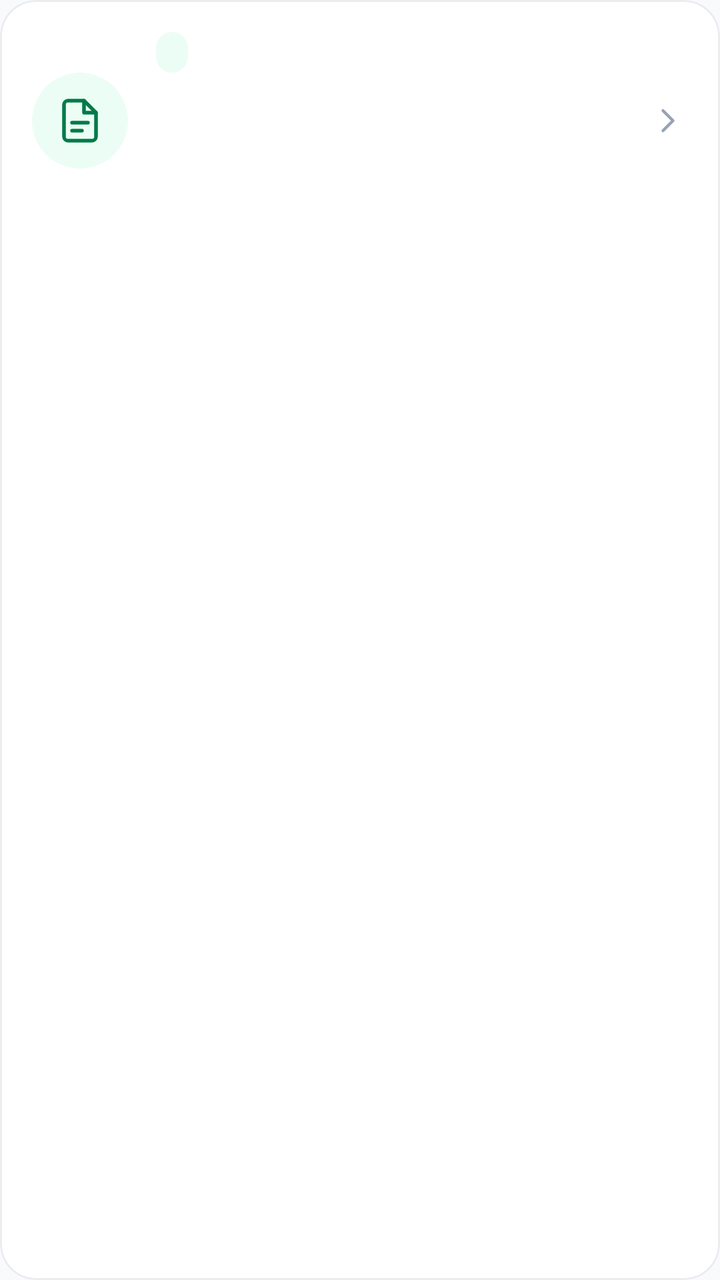
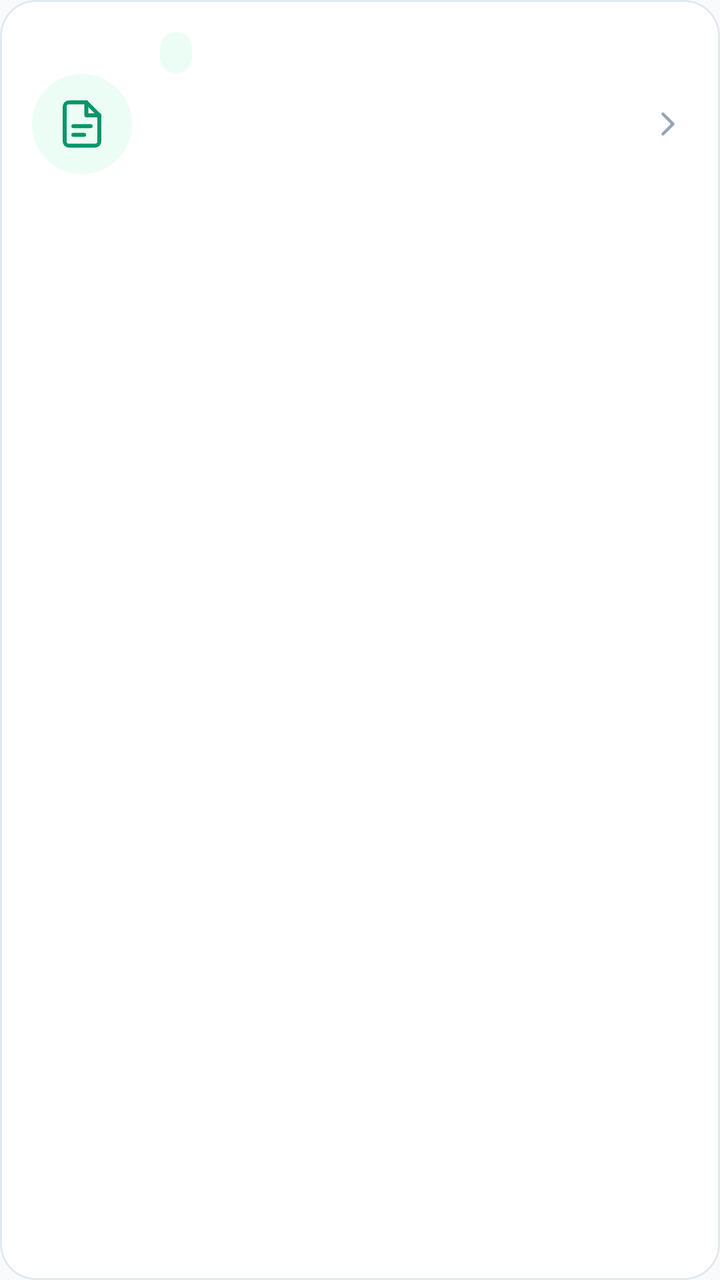

Compare the two renders of this Android layout. The source of the first and the diff that turns it into the second are given below.
<!-- AndroidManifest.xml: application theme Theme.CivicLens -->
<!-- res/layout/item_service.xml -->
<?xml version="1.0" encoding="utf-8"?>
<com.google.android.material.card.MaterialCardView
    xmlns:android="http://schemas.android.com/apk/res/android"
    xmlns:app="http://schemas.android.com/apk/res-auto"
    android:layout_width="match_parent"
    android:layout_height="wrap_content"
    android:layout_marginBottom="12dp"
    android:clickable="true"
    android:focusable="true"
    app:cardCornerRadius="18dp"
    app:cardElevation="0dp"
    app:strokeColor="@color/stroke"
    app:strokeWidth="1dp">

    <androidx.constraintlayout.widget.ConstraintLayout
        android:layout_width="match_parent"
        android:layout_height="wrap_content"
        android:padding="16dp">

        <ImageView
            android:id="@+id/iconImage"
            android:layout_width="48dp"
            android:layout_height="48dp"
            android:background="@drawable/bg_icon_circle"
            android:contentDescription="@null"
            android:padding="12dp"
            android:src="@drawable/ic_doc"
            android:tint="@color/green"
            app:layout_constraintStart_toStartOf="parent"
            app:layout_constraintTop_toTopOf="parent"
            app:layout_constraintBottom_toBottomOf="parent" />

        <LinearLayout
            android:layout_width="0dp"
            android:layout_height="wrap_content"
            android:layout_marginStart="14dp"
            android:layout_marginEnd="8dp"
            android:orientation="vertical"
            app:layout_constraintStart_toEndOf="@id/iconImage"
            app:layout_constraintEnd_toStartOf="@id/chevronImage"
            app:layout_constraintTop_toTopOf="parent"
            app:layout_constraintBottom_toBottomOf="parent">

            <TextView
                android:id="@+id/serviceCategory"
                android:layout_width="wrap_content"
                android:layout_height="wrap_content"
                android:background="@drawable/bg_chip"
                android:paddingStart="8dp"
                android:paddingEnd="8dp"
                android:paddingTop="2dp"
                android:paddingBottom="2dp"
                android:textColor="@color/green"
                android:textSize="12sp"
                android:textStyle="bold" />

            <TextView
                android:id="@+id/serviceName"
                android:layout_width="match_parent"
                android:layout_height="wrap_content"
                android:layout_marginTop="6dp"
                android:textColor="@color/navy"
                android:textSize="16sp"
                android:textStyle="bold" />

            <TextView
                android:id="@+id/serviceAuthority"
                android:layout_width="match_parent"
                android:layout_height="wrap_content"
                android:layout_marginTop="4dp"
                android:textColor="@color/text_secondary"
                android:textSize="13sp" />

            <TextView
                android:id="@+id/serviceTrustTag"
                android:layout_width="wrap_content"
                android:layout_height="wrap_content"
                android:layout_marginTop="4dp"
                android:textSize="11sp"
                android:textStyle="bold" />
        </LinearLayout>

        <ImageView
            android:id="@+id/chevronImage"
            android:layout_width="20dp"
            android:layout_height="20dp"
            android:contentDescription="@null"
            android:src="@drawable/ic_chevron"
            android:tint="@color/text_hint"
            app:layout_constraintEnd_toEndOf="parent"
            app:layout_constraintTop_toTopOf="parent"
            app:layout_constraintBottom_toBottomOf="parent" />
    </androidx.constraintlayout.widget.ConstraintLayout>
</com.google.android.material.card.MaterialCardView>
<!-- resources referenced by this layout -->
<resources>
  <color name="green">#027A48</color>
  <color name="navy">#101828</color>
  <color name="stroke">#EAECF0</color>
  <color name="text_hint">#98A2B3</color>
  <color name="text_secondary">#475467</color>
  <!-- drawable bg_chip (drawable) -->
  <?xml version="1.0" encoding="utf-8"?>
  <shape xmlns:android="http://schemas.android.com/apk/res/android"
      android:shape="rectangle">
      <solid android:color="@color/green_light" />
      <corners android:radius="10dp" />
  </shape>
  <!-- drawable bg_icon_circle (drawable) -->
  <?xml version="1.0" encoding="utf-8"?>
  <shape xmlns:android="http://schemas.android.com/apk/res/android"
      android:shape="oval">
      <solid android:color="@color/green_light" />
  </shape>
  <!-- drawable ic_chevron (drawable) -->
  <?xml version="1.0" encoding="utf-8"?>
  <vector xmlns:android="http://schemas.android.com/apk/res/android"
      android:width="24dp"
      android:height="24dp"
      android:viewportWidth="24"
      android:viewportHeight="24">
      <path
          android:fillColor="#00000000"
          android:pathData="M9,18l6,-6 -6,-6"
          android:strokeColor="#FF000000"
          android:strokeWidth="1.8"
          android:strokeLineCap="round"
          android:strokeLineJoin="round" />
  </vector>
  <!-- drawable ic_doc (drawable) -->
  <?xml version="1.0" encoding="utf-8"?>
  <vector xmlns:android="http://schemas.android.com/apk/res/android"
      android:width="24dp"
      android:height="24dp"
      android:viewportWidth="24"
      android:viewportHeight="24">
      <path
          android:fillColor="#00000000"
          android:pathData="M14,2H6a2,2 0 0 0 -2,2v16a2,2 0 0 0 2,2h12a2,2 0 0 0 2,-2V8z"
          android:strokeColor="#FF000000"
          android:strokeWidth="1.8"
          android:strokeLineCap="round"
          android:strokeLineJoin="round" />
      <path
          android:fillColor="#00000000"
          android:pathData="M14,2v6h6"
          android:strokeColor="#FF000000"
          android:strokeWidth="1.8"
          android:strokeLineCap="round"
          android:strokeLineJoin="round" />
      <path
          android:fillColor="#00000000"
          android:pathData="M8,13h8"
          android:strokeColor="#FF000000"
          android:strokeWidth="1.8"
          android:strokeLineCap="round"
          android:strokeLineJoin="round" />
      <path
          android:fillColor="#00000000"
          android:pathData="M8,17h5"
          android:strokeColor="#FF000000"
          android:strokeWidth="1.8"
          android:strokeLineCap="round"
          android:strokeLineJoin="round" />
  </vector>
  <style name="Theme.CivicLens" parent="Theme.Material3.Light.NoActionBar">
          <item name="colorPrimary">@color/navy</item>
          <item name="colorOnPrimary">@color/white</item>
          <item name="colorSecondary">@color/green</item>
          <item name="colorOnSecondary">@color/white</item>
          <item name="colorSecondaryContainer">@color/green_light</item>
          <item name="colorOnSecondaryContainer">@color/green</item>
          <item name="colorTertiary">@color/gold</item>
          <item name="colorSurface">@color/white</item>
          <item name="colorOutline">@color/stroke</item>
          <item name="android:windowBackground">@color/surface</item>
          <item name="android:statusBarColor">@color/navy_dark</item>
          <item name="android:navigationBarColor">@color/white</item>
          <item name="android:windowLightStatusBar">false</item>
      </style>
  <color name="green_light">#ECFDF5</color>
  <color name="white">#FFFFFF</color>
  <color name="gold">#F59E0B</color>
  <color name="surface">#F8FAFC</color>
  <color name="navy_dark">#0F172A</color>
</resources>

<!-- the commit's change to res/layout/item_service.xml (unified diff, before → after) -->
@@ -4,7 +4,7 @@
     xmlns:app="http://schemas.android.com/apk/res-auto"
     android:layout_width="match_parent"
     android:layout_height="wrap_content"
-    android:layout_marginBottom="12dp"
+    android:layout_marginBottom="14dp"
     android:clickable="true"
     android:focusable="true"
     app:cardCornerRadius="18dp"
@@ -19,8 +19,8 @@
 
         <ImageView
             android:id="@+id/iconImage"
-            android:layout_width="48dp"
-            android:layout_height="48dp"
+            android:layout_width="50dp"
+            android:layout_height="50dp"
             android:background="@drawable/bg_icon_circle"
             android:contentDescription="@null"
             android:padding="12dp"
@@ -48,10 +48,10 @@
                 android:background="@drawable/bg_chip"
                 android:paddingStart="8dp"
                 android:paddingEnd="8dp"
-                android:paddingTop="2dp"
-                android:paddingBottom="2dp"
+                android:paddingTop="3dp"
+                android:paddingBottom="3dp"
                 android:textColor="@color/green"
-                android:textSize="12sp"
+                android:textSize="11sp"
                 android:textStyle="bold" />
 
             <TextView
@@ -60,7 +60,7 @@
                 android:layout_height="wrap_content"
                 android:layout_marginTop="6dp"
                 android:textColor="@color/navy"
-                android:textSize="16sp"
+                android:textSize="17sp"
                 android:textStyle="bold" />
 
             <TextView
@@ -75,7 +75,7 @@
                 android:id="@+id/serviceTrustTag"
                 android:layout_width="wrap_content"
                 android:layout_height="wrap_content"
-                android:layout_marginTop="4dp"
+                android:layout_marginTop="6dp"
                 android:textSize="11sp"
                 android:textStyle="bold" />
         </LinearLayout>
<!-- resource entries referenced after the edit -->
@@ -1,10 +1,10 @@
 <!-- resources referenced by this layout -->
 <resources>
-  <color name="green">#027A48</color>
-  <color name="navy">#101828</color>
-  <color name="stroke">#EAECF0</color>
-  <color name="text_hint">#98A2B3</color>
-  <color name="text_secondary">#475467</color>
+  <color name="green">#059669</color>
+  <color name="navy">#0F172A</color>
+  <color name="stroke">#E2E8F0</color>
+  <color name="text_hint">#94A3B8</color>
+  <color name="text_secondary">#475569</color>
   <!-- drawable bg_chip (drawable) -->
   <?xml version="1.0" encoding="utf-8"?>
   <shape xmlns:android="http://schemas.android.com/apk/res/android"
@@ -86,8 +86,8 @@
       </style>
   <color name="green_light">#ECFDF5</color>
   <color name="white">#FFFFFF</color>
-  <color name="gold">#F59E0B</color>
+  <color name="gold">#D97706</color>
   <color name="surface">#F8FAFC</color>
-  <color name="navy_dark">#0F172A</color>
+  <color name="navy_dark">#020617</color>
 </resources>
 
